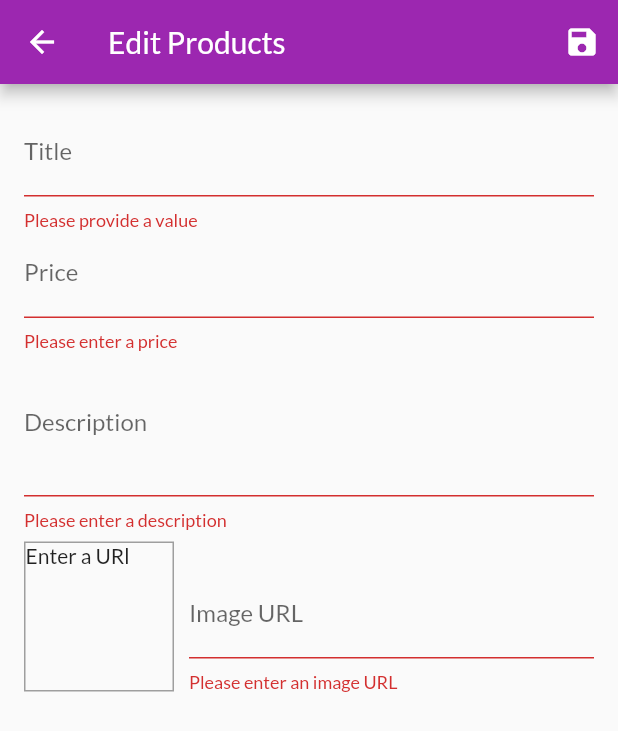
After one commit to dhaliwaljas/flutter-shopapp-maxmillian, a Flutter app: the EditProductScreen screen opened by its route, after a tap on the "save" icon, on a phone screen of 412 x 824 dp. The commit adds this screen. Shown: the top 731 px of the screen. Run offline on Flutter 3.47's test engine with Material 2 defaults, Android fonts, the phone set to English and light mode, and no system bars; network calls fail.

Commit message:
Section 10 lecture 231

```diff
--- /dev/null
+++ b/lib/screens/edit_product_screen.dart
@@ -0,0 +1,246 @@
+import 'package:flutter/material.dart';
+import 'package:provider/provider.dart';
+import 'package:shopapp/providers/product.dart';
+import 'package:shopapp/providers/products.dart';
+
+class EditProductScreen extends StatefulWidget {
+  static const routeName = '/edit -product';
+  @override
+  _EditProductScreenState createState() => _EditProductScreenState();
+}
+
+class _EditProductScreenState extends State<EditProductScreen> {
+  final _priceFocusNode = FocusNode();
+  final _descriptionFocusNode = FocusNode();
+  final _imageUrlController = TextEditingController();
+  final _imageUrlFocusNode = FocusNode();
+  final _form = GlobalKey<FormState>();
+  var _editedProduct = Product(
+    id: null,
+    title: '',
+    price: 0,
+    description: '',
+    imageUrl: '',
+  );
+
+  var _initValues = {
+    'title': '',
+    'description': '',
+    'price': '',
+    'imageUrl': '',
+  };
+  var _isInit = true;
+
+  @override
+  void initState() {
+    _imageUrlFocusNode.addListener(_updateImageUrl);
+    super.initState();
+  }
+
+  @override
+  void didChangeDependencies() {
+    if (_isInit) {
+      final productId = ModalRoute.of(context).settings.arguments as String;
+      if (productId != null) {
+        _editedProduct =
+            Provider.of<Products>(context, listen: false).findById(productId);
+        _initValues = {
+          'title': _editedProduct.title,
+          'description': _editedProduct.description,
+          'price': _editedProduct.price.toString(),
+          // 'imageUrl': _editedProduct.imageUrl,
+          'imageUrl': '',
+        };
+        _imageUrlController.text = _editedProduct.imageUrl;
+      }
+    }
+    _isInit = false;
+    super.didChangeDependencies();
+  }
+
+  @override
+  void dispose() {
+    _imageUrlFocusNode.removeListener(_updateImageUrl);
+    _priceFocusNode.dispose();
+    _descriptionFocusNode.dispose();
+    _imageUrlController.dispose();
+    _imageUrlFocusNode.dispose();
+    super.dispose();
+  }
+
+  void _updateImageUrl() {
+    if (!_imageUrlFocusNode.hasFocus) {
+      setState(() {});
+    }
+  }
+
+  void _saveForm() {
+    final isValid = _form.currentState.validate();
+    if (!isValid) {
+      return;
+    }
+    _form.currentState.save();
+    if (_editedProduct.id != null) {
+      Provider.of<Products>(context, listen: false)
+          .updateProduct(_editedProduct.id, _editedProduct);
+    } else {
+      Provider.of<Products>(context, listen: false).addProduct(_editedProduct);
+    }
+    Navigator.of(context).pop();
+  }
+
+  @override
+  Widget build(BuildContext context) {
+    return Scaffold(
+      appBar: AppBar(
+        title: Text('Edit Products'),
+        actions: <Widget>[
+          IconButton(
+            icon: Icon(Icons.save),
+            onPressed: _saveForm,
+          )
+        ],
+      ),
+      body: Padding(
+        padding: const EdgeInsets.all(16.0),
+        child: Form(
+          key: _form,
+          child: ListView(
+            children: <Widget>[
+              TextFormField(
+                initialValue: _initValues['title'],
+                decoration: InputDecoration(labelText: 'Title'),
+                textInputAction: TextInputAction.next,
+                onFieldSubmitted: (_) {
+                  FocusScope.of(context).requestFocus(_priceFocusNode);
+                },
+                validator: (value) {
+                  if (value.isEmpty) {
+                    return 'Please provide a value';
+                  }
+                  return null;
+                },
+                onSaved: (value) {
+                  _editedProduct = Product(
+                    title: value,
+                    price: _editedProduct.price,
+                    description: _editedProduct.description,
+                    imageUrl: _editedProduct.imageUrl,
+                    id: _editedProduct.id,
+                    isFavorite: _editedProduct.isFavorite,
+                  );
+                },
+              ),
+              TextFormField(
+                initialValue: _initValues['price'],
+                decoration: InputDecoration(labelText: 'Price'),
+                textInputAction: TextInputAction.next,
+                keyboardType: TextInputType.number,
+                focusNode: _priceFocusNode,
+                onFieldSubmitted: (_) {
+                  FocusScope.of(context).requestFocus(_descriptionFocusNode);
+                },
+                validator: (value) {
+                  if (value.isEmpty) {
+                    return 'Please enter a price';
+                  }
+                  if (double.tryParse(value) == null) {
+                    return 'Please enter a number';
+                  }
+                  if (double.parse(value) <= 0) {
+                    return 'Please enter a number greater than zero';
+                  }
+                  return null;
+                },
+                onSaved: (value) {
+                  _editedProduct = Product(
+                    title: _editedProduct.title,
+                    price: double.parse(value),
+                    description: _editedProduct.description,
+                    imageUrl: _editedProduct.imageUrl,
+                    id: _editedProduct.id,
+                    isFavorite: _editedProduct.isFavorite,
+                  );
+                },
+              ),
+              TextFormField(
+                initialValue: _initValues['description'],
+                decoration: InputDecoration(labelText: 'Description'),
+                maxLines: 3,
+                keyboardType: TextInputType.multiline,
+                focusNode: _descriptionFocusNode,
+                validator: (value) {
+                  if (value.isEmpty) {
+                    return 'Please enter a description';
+                  }
+                  if (value.length < 10) {
+                    return 'Should be at least 10 characters long';
+                  }
+                  return null;
+                },
+                onSaved: (value) {
+                  _editedProduct = Product(
+                    title: _editedProduct.title,
+                    price: _editedProduct.price,
+                    description: value,
+                    imageUrl: _editedProduct.imageUrl,
+                    id: _editedProduct.id,
+                    isFavorite: _editedProduct.isFavorite,
+                  );
+                },
+              ),
+              Row(
+                crossAxisAlignment: CrossAxisAlignment.end,
+                children: <Widget>[
+                  Container(
+                    width: 100,
+                    height: 100,
+                    margin: EdgeInsets.only(top: 8, right: 10),
+                    decoration: BoxDecoration(
+                      border: Border.all(width: 1, color: Colors.grey),
+                    ),
+                    child: _imageUrlController.text.isEmpty
+                        ? Text('Enter a URl')
+                        : FittedBox(
+                            child: Image.network(
+                              _imageUrlController.text,
+                              fit: BoxFit.cover,
+                            ),
+                          ),
+                  ),
+                  Expanded(
+                    child: TextFormField(
+                      decoration: InputDecoration(labelText: 'Image URL'),
+                      keyboardType: TextInputType.url,
+                      textInputAction: TextInputAction.done,
+                      controller: _imageUrlController,
+                      focusNode: _imageUrlFocusNode,
+                      onFieldSubmitted: (_) {
+                        _saveForm();
+                      },
+                      validator: (value) {
+                        if (value.isEmpty) {
+                          return 'Please enter an image URL';
+                        }
+                      },
+                      onSaved: (value) {
+                        _editedProduct = Product(
+                          title: _editedProduct.title,
+                          price: _editedProduct.price,
+                          description: _editedProduct.description,
+                          imageUrl: value,
+                          id: _editedProduct.id,
+                          isFavorite: _editedProduct.isFavorite,
+                        );
+                      },
+                    ),
+                  ),
+                ],
+              )
+            ],
+          ),
+        ),
+      ),
+    );
+  }
+}
```
Also changed, not shown: lib/main.dart (+6 -1 lines), lib/providers/cart.dart (+20 -0 lines), lib/providers/products.dart (+22 -2 lines), lib/screens/user_products_screen.dart (added, +40 -0 lines), lib/widgets/app_drawer.dart (+13 -2 lines), lib/widgets/cart_item.dart (+23 -0 lines), lib/widgets/product_item.dart (+14 -0 lines), lib/widgets/user_product_item.dart (added, +44 -0 lines), 19 other files.
